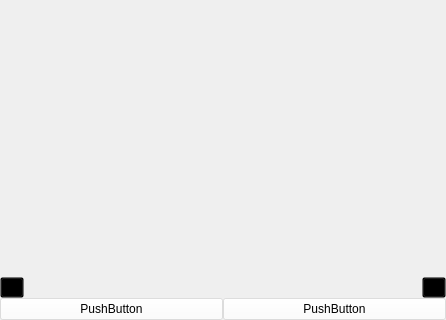
Above: deliciousClient/mainwindow.ui from gaoxiaojun/delicacymap before the change; both pictures show x 0 to 446 and y 172 to 492 of the 446 by 492 pixel window. Below: the same form after it.
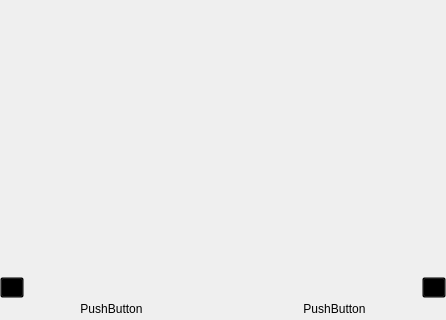
That is the form after the change. Icons and pictures are not drawn.

```diff
--- a/deliciousClient/mainwindow.ui
+++ b/deliciousClient/mainwindow.ui
@@ -419,6 +419,9 @@
         <property name="text">
          <string>PushButton</string>
         </property>
+        <property name="flat">
+         <bool>true</bool>
+        </property>
        </widget>
       </item>
       <item>
@@ -430,6 +433,9 @@
         <property name="text">
          <string>PushButton</string>
         </property>
+        <property name="flat">
+         <bool>true</bool>
+        </property>
        </widget>
       </item>
      </layout>
```
